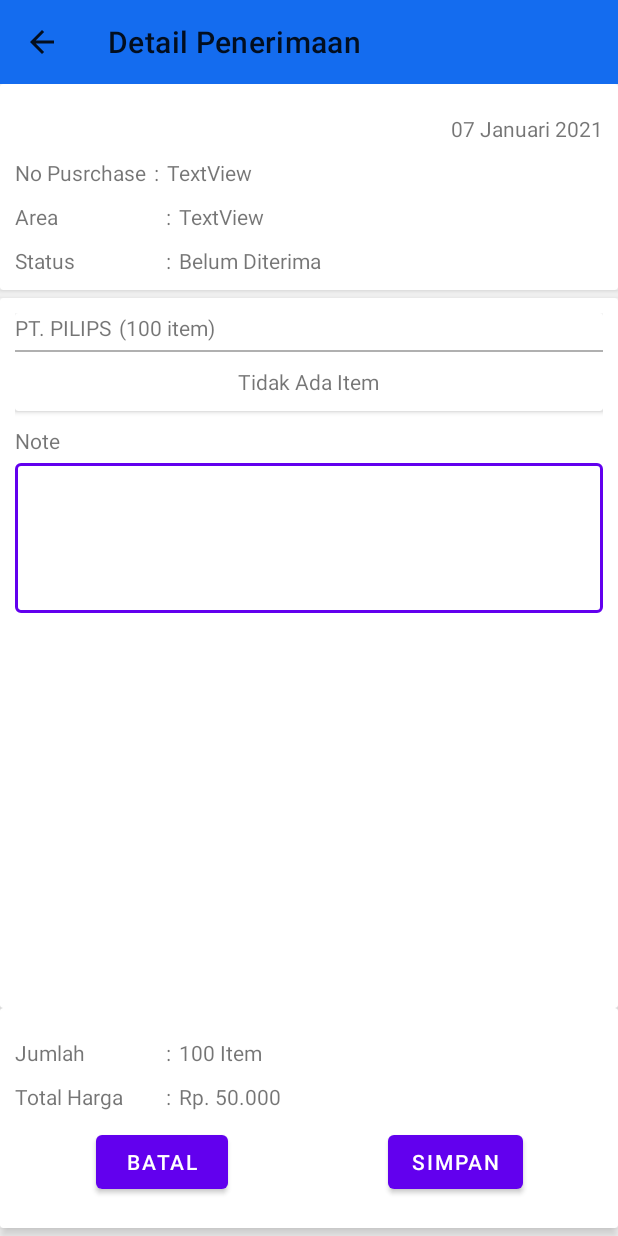
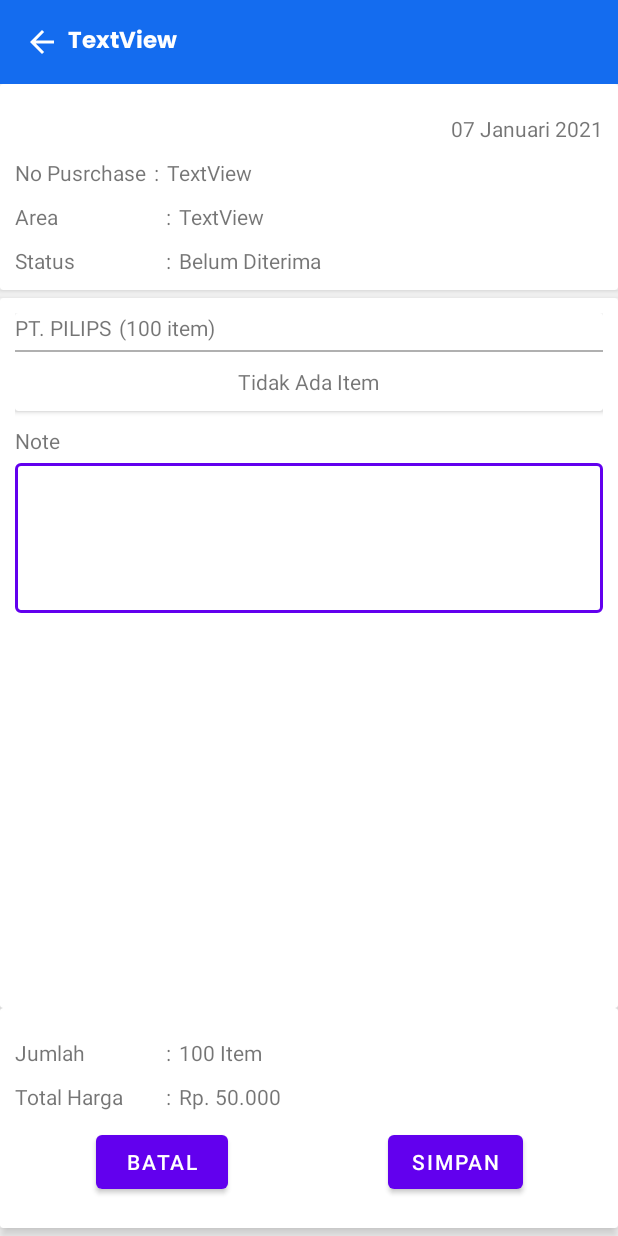
Before and after one commit to deoartanta/persediaan, an Android app: the DetailPenerimaanActivity screen opened directly, with no data from a screen before it, on a phone screen of 412 x 824 dp. Run offline under Robolectric (Android 15) with nearby library versions, the phone set to English and light mode, and no system bars; 1 statement that could not run was skipped.

Commit message:
perbaikan ui activity_detail_penerimaan.xml

```diff
--- a/app/src/main/java/com/persediaan/de/DetailPenerimaanActivity.java
+++ b/app/src/main/java/com/persediaan/de/DetailPenerimaanActivity.java
@@ -32,23 +32,23 @@ public class DetailPenerimaanActivity extends AppCompatActivity {
 
         setContentView(R.layout.activity_detail_penerimaan);
 
-        toolbar =findViewById(R.id.toolbar);
-        toolbar.setNavigationIcon(R.drawable.ic_baseline_arrow_back_24);
-        toolbar.setTitle("Detail Penerimaan");
-        toolbar.setTitleMarginStart(0);
-        toolbar.setTextAlignment(View.TEXT_ALIGNMENT_TEXT_START);
-        setSupportActionBar(toolbar);
+//        toolbar =findViewById(R.id.toolbar);
+//        toolbar.setNavigationIcon(R.drawable.ic_baseline_arrow_back_24);
+//        toolbar.setTitle("Detail Penerimaan");
+//        toolbar.setTitleMarginStart(0);
+//        toolbar.setTextAlignment(View.TEXT_ALIGNMENT_TEXT_START);
+//        setSupportActionBar(toolbar);
 
 //        if(toolbar!=null) {
 //            getSupportActionBar().setTitle();
 //        }
-        toolbar.setNavigationOnClickListener(new View.OnClickListener() {
-            @Override
-            public void onClick(View view) {
-                finish();
-            }
-
-        });
+//        toolbar.setNavigationOnClickListener(new View.OnClickListener() {
+//            @Override
+//            public void onClick(View view) {
+//                finish();
+//            }
+//
+//        });
 
         tv_idtrans = findViewById(R.id.tvPurchase);
         Bundle extras = getIntent().getExtras();
--- /dev/null
+++ b/app/src/main/res/drawable/ic_baseline_arrow_back_24_white.xml
@@ -0,0 +1,11 @@
+<vector xmlns:android="http://schemas.android.com/apk/res/android"
+    android:width="24dp"
+    android:height="24dp"
+    android:viewportWidth="24"
+    android:viewportHeight="24"
+    android:tint="@color/white"
+    android:autoMirrored="true">
+  <path
+      android:fillColor="@android:color/white"
+      android:pathData="M20,11H7.83l5.59,-5.59L12,4l-8,8 8,8 1.41,-1.41L7.83,13H20v-2z"/>
+</vector>
--- a/app/src/main/res/layout/activity_detail_penerimaan.xml
+++ b/app/src/main/res/layout/activity_detail_penerimaan.xml
@@ -15,7 +15,27 @@
         android:theme="?attr/actionBarTheme"
         app:layout_constraintEnd_toEndOf="parent"
         app:layout_constraintStart_toStartOf="parent"
-        app:layout_constraintTop_toTopOf="parent" />
+        app:layout_constraintTop_toTopOf="parent">
+
+        <ImageButton
+            android:id="@+id/tbImgBtn"
+            android:layout_width="wrap_content"
+            android:layout_height="wrap_content"
+            android:layout_gravity="center_vertical"
+            android:background="@color/splashBackground"
+            app:srcCompat="@drawable/ic_baseline_arrow_back_24_white"
+            />
+        <TextView
+            android:id="@+id/tb_title"
+            android:layout_width="wrap_content"
+            android:layout_height="wrap_content"
+            android:layout_gravity="center_vertical"
+            android:textColor="@color/white"
+            android:fontFamily="@font/poppins_bold"
+            android:text="TextView"
+            android:textSize="15dp"
+            android:paddingHorizontal="5dp"/>
+    </androidx.appcompat.widget.Toolbar>
 
     <RelativeLayout
         android:layout_width="match_parent"
```
Also changed, not shown: app/src/main/java/com/persediaan/de/model/ModelItemsKonv.java (+30 -1 lines).
